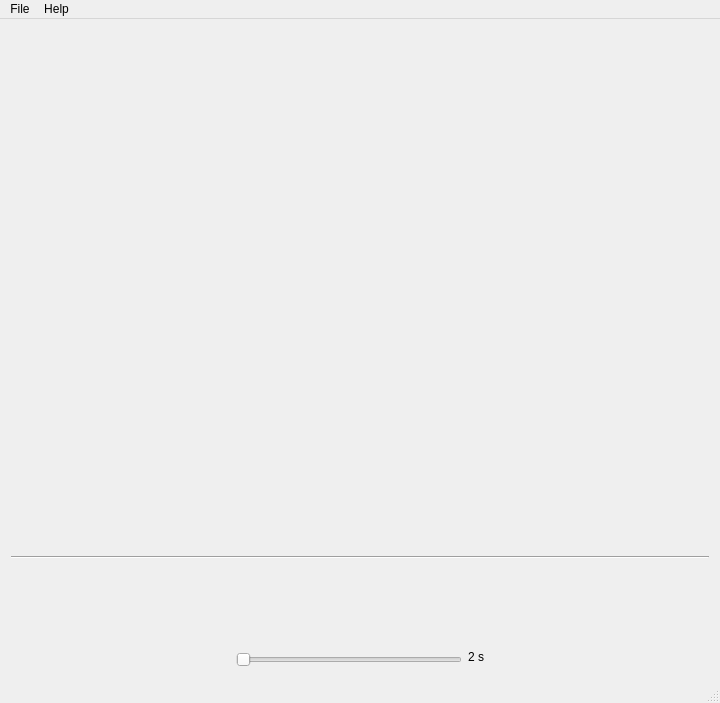
The window that imageview.ui (rsaini/ImageView) describes before a commit, drawn with Qt 5.
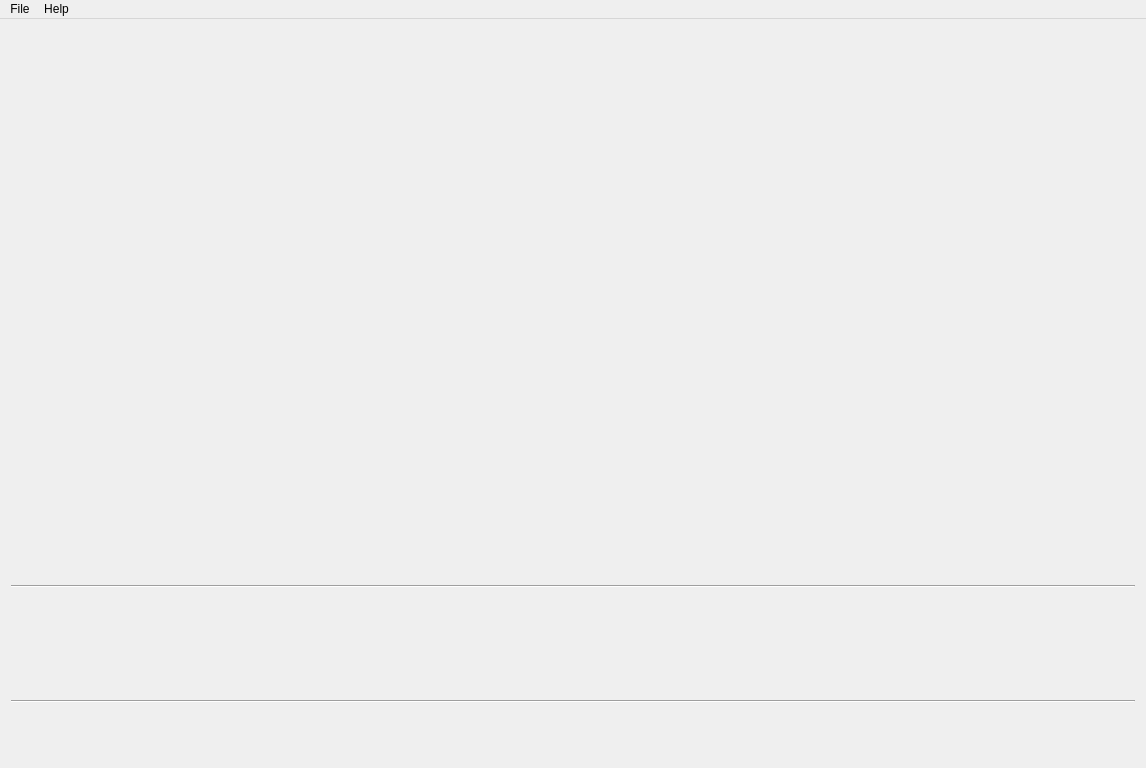
The same window after the commit.

Commit message: GridView (Filmstrip) Update - Added thumbnail previews in a filmstrip. - Each thumbnail can be clicked to set the main photo. - Current thumbnail is highlighted. - Thumbnails can be moved using the arrow buttons.

What changed in the file:
```diff
--- a/imageview.ui
+++ b/imageview.ui
@@ -6,8 +6,8 @@
    <rect>
     <x>0</x>
     <y>0</y>
-    <width>720</width>
-    <height>678</height>
+    <width>1146</width>
+    <height>768</height>
    </rect>
   </property>
   <property name="sizePolicy">
@@ -18,8 +18,8 @@
   </property>
   <property name="minimumSize">
    <size>
-    <width>0</width>
-    <height>0</height>
+    <width>1024</width>
+    <height>768</height>
    </size>
   </property>
   <property name="maximumSize">
@@ -86,13 +86,6 @@
       </property>
      </widget>
     </item>
-    <item>
-     <widget class="Line" name="line">
-      <property name="orientation">
-       <enum>Qt::Horizontal</enum>
-      </property>
-     </widget>
-    </item>
     <item>
      <layout class="QHBoxLayout" name="horizontalLayout_2">
       <item>
@@ -151,6 +144,244 @@
       </item>
      </layout>
     </item>
+    <item>
+     <widget class="Line" name="line_2">
+      <property name="orientation">
+       <enum>Qt::Horizontal</enum>
+      </property>
+     </widget>
+    </item>
+    <item>
+     <layout class="QHBoxLayout" name="horizontalLayout_3">
+      <item>
+       <widget class="QPushButton" name="thumb1">
+        <property name="sizePolicy">
+         <sizepolicy hsizetype="Fixed" vsizetype="Fixed">
+          <horstretch>100</horstretch>
+          <verstretch>100</verstretch>
+         </sizepolicy>
+        </property>
+        <property name="minimumSize">
+         <size>
+          <width>100</width>
+          <height>100</height>
+         </size>
+        </property>
+        <property name="text">
+         <string/>
+        </property>
+        <property name="flat">
+         <bool>true</bool>
+        </property>
+       </widget>
+      </item>
+      <item>
+       <widget class="QPushButton" name="thumb2">
+        <property name="sizePolicy">
+         <sizepolicy hsizetype="Fixed" vsizetype="Fixed">
+          <horstretch>100</horstretch>
+          <verstretch>100</verstretch>
+         </sizepolicy>
+        </property>
+        <property name="minimumSize">
+         <size>
+          <width>100</width>
+          <height>100</height>
+         </size>
+        </property>
+        <property name="text">
+         <string/>
+        </property>
+        <property name="flat">
+         <bool>true</bool>
+        </property>
+       </widget>
+      </item>
+      <item>
+       <widget class="QPushButton" name="thumb3">
+        <property name="sizePolicy">
+         <sizepolicy hsizetype="Fixed" vsizetype="Fixed">
+          <horstretch>100</horstretch>
+          <verstretch>100</verstretch>
+         </sizepolicy>
+        </property>
+        <property name="minimumSize">
+         <size>
+          <width>100</width>
+          <height>100</height>
+         </size>
+        </property>
+        <property name="text">
+         <string/>
+        </property>
+        <property name="flat">
+         <bool>true</bool>
+        </property>
+       </widget>
+      </item>
+      <item>
+       <widget class="QPushButton" name="thumb4">
+        <property name="sizePolicy">
+         <sizepolicy hsizetype="Fixed" vsizetype="Fixed">
+          <horstretch>100</horstretch>
+          <verstretch>100</verstretch>
+         </sizepolicy>
+        </property>
+        <property name="minimumSize">
+         <size>
+          <width>100</width>
+          <height>100</height>
+         </size>
+        </property>
+        <property name="text">
+         <string/>
+        </property>
+        <property name="flat">
+         <bool>true</bool>
+        </property>
+       </widget>
+      </item>
+      <item>
+       <widget class="QPushButton" name="thumb5">
+        <property name="sizePolicy">
+         <sizepolicy hsizetype="Fixed" vsizetype="Fixed">
+          <horstretch>100</horstretch>
+          <verstretch>100</verstretch>
+         </sizepolicy>
+        </property>
+        <property name="minimumSize">
+         <size>
+          <width>100</width>
+          <height>100</height>
+         </size>
+        </property>
+        <property name="text">
+         <string/>
+        </property>
+        <property name="flat">
+         <bool>true</bool>
+        </property>
+       </widget>
+      </item>
+      <item>
+       <widget class="QPushButton" name="thumb6">
+        <property name="sizePolicy">
+         <sizepolicy hsizetype="Fixed" vsizetype="Fixed">
+          <horstretch>100</horstretch>
+          <verstretch>100</verstretch>
+         </sizepolicy>
+        </property>
+        <property name="minimumSize">
+         <size>
+          <width>100</width>
+          <height>100</height>
+         </size>
+        </property>
+        <property name="text">
+         <string/>
+        </property>
+        <property name="flat">
+         <bool>true</bool>
+        </property>
+       </widget>
+      </item>
+      <item>
+       <widget class="QPushButton" name="thumb7">
+        <property name="sizePolicy">
+         <sizepolicy hsizetype="Fixed" vsizetype="Fixed">
+          <horstretch>100</horstretch>
+          <verstretch>100</verstretch>
+         </sizepolicy>
+        </property>
+        <property name="minimumSize">
+         <size>
+          <width>100</width>
+          <height>100</height>
+         </size>
+        </property>
+        <property name="text">
+         <string/>
+        </property>
+        <property name="flat">
+         <bool>true</bool>
+        </property>
+       </widget>
+      </item>
+      <item>
+       <widget class="QPushButton" name="thumb8">
+        <property name="sizePolicy">
+         <sizepolicy hsizetype="Fixed" vsizetype="Fixed">
+          <horstretch>100</horstretch>
+          <verstretch>100</verstretch>
+         </sizepolicy>
+        </property>
+        <property name="minimumSize">
+         <size>
+          <width>100</width>
+          <height>100</height>
+         </size>
+        </property>
+        <property name="text">
+         <string/>
+        </property>
+        <property name="flat">
+         <bool>true</bool>
+        </property>
+       </widget>
+      </item>
+      <item>
+       <widget class="QPushButton" name="thumb9">
+        <property name="sizePolicy">
+         <sizepolicy hsizetype="Fixed" vsizetype="Fixed">
+          <horstretch>100</horstretch>
+          <verstretch>100</verstretch>
+         </sizepolicy>
+        </property>
+        <property name="minimumSize">
+         <size>
+          <width>100</width>
+          <height>100</height>
+         </size>
+        </property>
+        <property name="text">
+         <string/>
+        </property>
+        <property name="flat">
+         <bool>true</bool>
+        </property>
+       </widget>
+      </item>
+      <item>
+       <widget class="QPushButton" name="thumb10">
+        <property name="sizePolicy">
+         <sizepolicy hsizetype="Fixed" vsizetype="Fixed">
+          <horstretch>100</horstretch>
+          <verstretch>100</verstretch>
+         </sizepolicy>
+        </property>
+        <property name="minimumSize">
+         <size>
+          <width>100</width>
+          <height>100</height>
+         </size>
+        </property>
+        <property name="text">
+         <string/>
+        </property>
+        <property name="flat">
+         <bool>true</bool>
+        </property>
+       </widget>
+      </item>
+     </layout>
+    </item>
+    <item>
+     <widget class="Line" name="line">
+      <property name="orientation">
+       <enum>Qt::Horizontal</enum>
+      </property>
+     </widget>
+    </item>
     <item>
      <layout class="QHBoxLayout" name="horizontalLayout">
       <item>
@@ -394,81 +625,6 @@
       </item>
      </layout>
     </item>
-    <item>
-     <spacer name="verticalSpacer">
-      <property name="orientation">
-       <enum>Qt::Vertical</enum>
-      </property>
-      <property name="sizeType">
-       <enum>QSizePolicy::Fixed</enum>
-      </property>
-      <property name="sizeHint" stdset="0">
-       <size>
-        <width>17</width>
-        <height>5</height>
-       </size>
-      </property>
-     </spacer>
-    </item>
-    <item>
-     <layout class="QHBoxLayout" name="horizontalLayout_3">
-      <item>
-       <spacer name="horizontalSpacer_11">
-        <property name="orientation">
-         <enum>Qt::Horizontal</enum>
-        </property>
-        <property name="sizeHint" stdset="0">
-         <size>
-          <width>40</width>
-          <height>20</height>
-         </size>
-        </property>
-       </spacer>
-      </item>
-      <item>
-       <widget class="QSlider" name="slideShowDelaySlider">
-        <property name="sizePolicy">
-         <sizepolicy hsizetype="Expanding" vsizetype="Fixed">
-          <horstretch>0</horstretch>
-          <verstretch>0</verstretch>
-         </sizepolicy>
-        </property>
-        <property name="minimumSize">
-         <size>
-          <width>200</width>
-          <height>0</height>
-         </size>
-        </property>
-        <property name="orientation">
-         <enum>Qt::Horizontal</enum>
-        </property>
-       </widget>
-      </item>
-      <item>
-       <widget class="QLabel" name="slideShowDelayLabel">
-        <property name="text">
-         <string>2 s</string>
-        </property>
-        <property name="alignment">
-         <set>Qt::AlignLeading|Qt::AlignLeft|Qt::AlignTop</set>
-        </property>
-       </widget>
-      </item>
-      <item>
-       <spacer name="horizontalSpacer_10">
-        <property name="orientation">
-         <enum>Qt::Horizontal</enum>
-        </property>
-        <property name="sizeHint" stdset="0">
-         <size>
-          <width>40</width>
-          <height>20</height>
-         </size>
-        </property>
-       </spacer>
-      </item>
-     </layout>
-    </item>
    </layout>
   </widget>
   <widget class="QMenuBar" name="menuBar">
@@ -476,7 +632,7 @@
     <rect>
      <x>0</x>
      <y>0</y>
-     <width>720</width>
+     <width>1146</width>
      <height>21</height>
     </rect>
    </property>
@@ -496,7 +652,6 @@
    <addaction name="menuFile"/>
    <addaction name="menuAbout"/>
   </widget>
-  <widget class="QStatusBar" name="statusBar"/>
   <action name="actionOpen_Directory">
    <property name="text">
     <string>Open Directory...</string>
```
Left out of the diff: 2 changed lines with no effect on the pictures. The commit also changes 2 other files.
